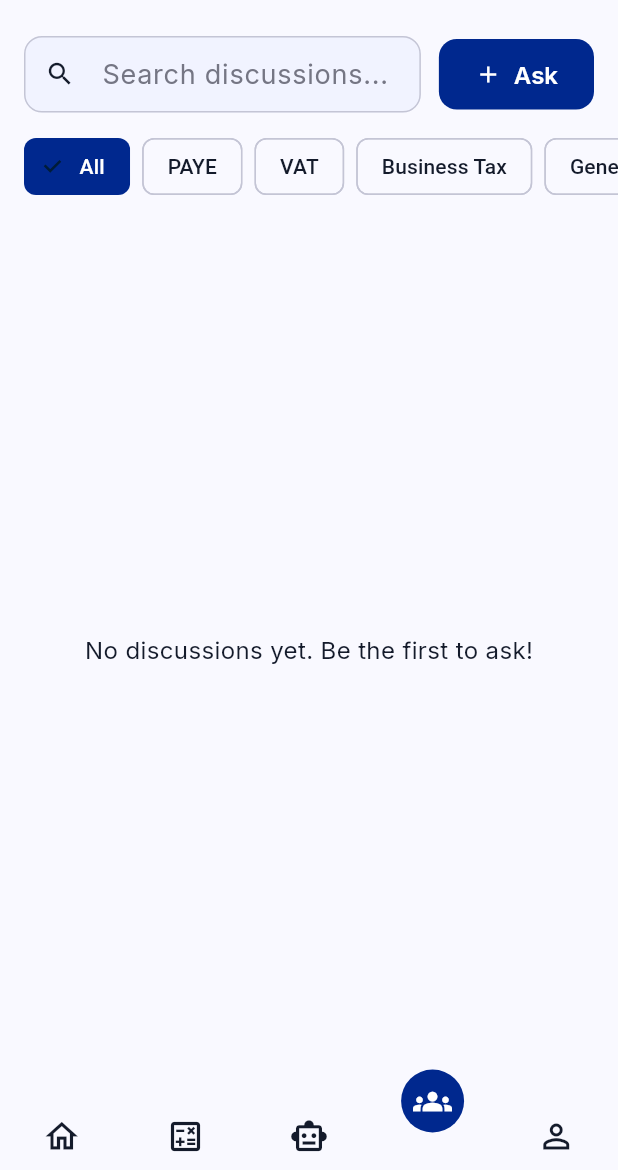
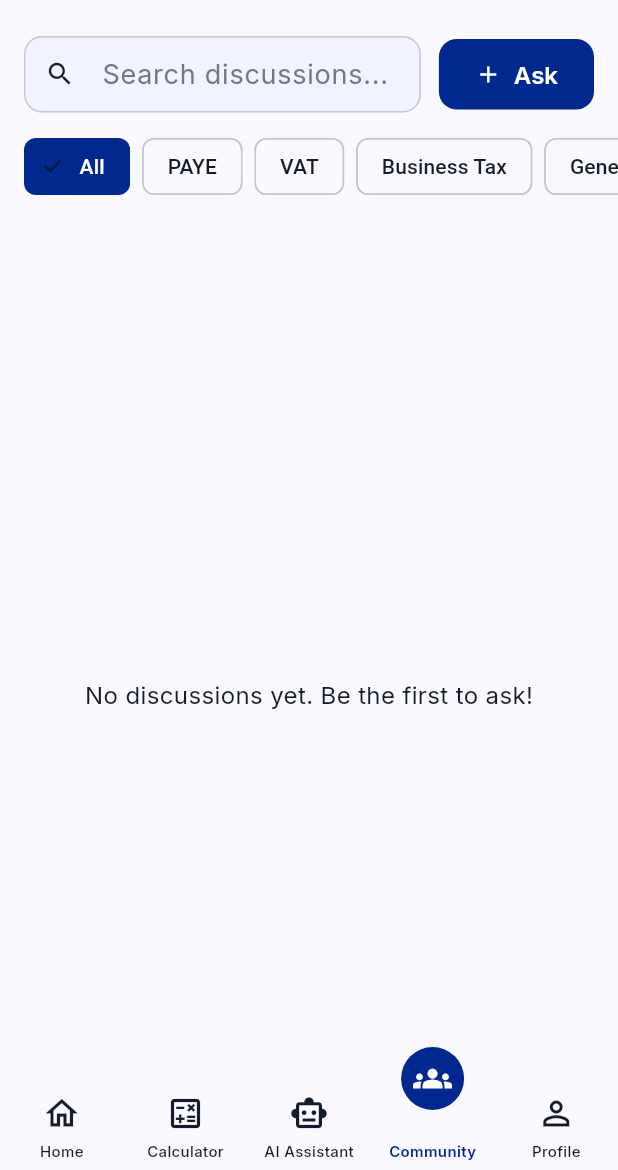
Before and after one commit to TCodesOfficial/Naijatax, a Flutter app: the screen it shows once a user with an empty profile is signed in, item 4 of the bottom bar chosen, on a phone screen of 412 x 824 dp, the part 66-1236 px from its top. Run offline on Flutter 3.47's test engine with Material 3 defaults, Android fonts, the light colour scheme and no system bars; drawn by our look-alikes of curved_navigation_bar; our stand-ins replace dio, file_picker, fl_chart, flutter_animate, flutter_markdown, flutter_riverpod and 10 more; missing offline and left inert: cached_network_image_ce; accounts and stored records are empty; network calls fail.

Commit message:
Refacto screens to accept bottom nav visibility

```diff
--- a/client/lib/screens/forum/topic_detail_screen.dart
+++ b/client/lib/screens/forum/topic_detail_screen.dart
@@ -86,7 +86,10 @@ class _TopicDetailScreenState extends ConsumerState<TopicDetailScreen> {
           ? const Center(child: CircularProgressIndicator())
           : topic == null
           ? const Center(child: Text('Discussion not found.'))
-          : Column(
+          // Clears the floating bottom nav (extendBody injects bottom MediaQuery).
+          : SafeArea(
+              top: false,
+              child: Column(
               children: [
                 // ─── Topic Header Card ──────────────────────────────────
                 Expanded(
@@ -236,6 +239,7 @@ class _TopicDetailScreenState extends ConsumerState<TopicDetailScreen> {
                 ),
               ],
             ),
+          ),
     );
   }
 }
--- a/client/lib/screens/forum/topic_list_screen.dart
+++ b/client/lib/screens/forum/topic_list_screen.dart
@@ -2,6 +2,7 @@ import 'package:flutter/material.dart';
 import 'package:flutter_riverpod/flutter_riverpod.dart';
 import 'package:go_router/go_router.dart';
 
+import '../../core/constants/app_constants.dart';
 import '../../models/forum_model.dart';
 import '../../providers/auth_provider.dart';
 import '../../providers/forum_provider.dart';
@@ -149,6 +150,8 @@ class _TopicListScreenState extends ConsumerState<TopicListScreen> {
     final theme = Theme.of(context);
     final authState = ref.watch(authProvider);
     final forumState = ref.watch(forumProvider);
+    final size = MediaQuery.of(context).size;
+    final hasBottomNav = size.width < AppConstants.tabletBreakpoint;
 
     return Scaffold(
       body: Column(
@@ -229,9 +232,11 @@ class _TopicListScreenState extends ConsumerState<TopicListScreen> {
                     child: Text('No discussions yet. Be the first to ask!'),
                   )
                 : ListView.separated(
-                    padding: const EdgeInsets.symmetric(
-                      horizontal: 16,
-                      vertical: 8,
+                    padding: EdgeInsets.fromLTRB(
+                      16,
+                      8,
+                      16,
+                      hasBottomNav ? 84 : 8,
                     ),
                     itemCount: forumState.topics.length,
                     separatorBuilder: (_, _) => const SizedBox(height: 12),
--- a/client/lib/widgets/adaptive_scaffold.dart
+++ b/client/lib/widgets/adaptive_scaffold.dart
@@ -46,6 +46,10 @@ class AdaptiveScaffold extends ConsumerWidget {
         : 'Guest';
 
     return Scaffold(
+      // Let the active tab's content extend behind the bottom nav so the
+      // transparent bar shows the screen through it (Flutter docs: this is
+      // the flag for non-rectangular/curved bars).
+      extendBody: true,
       body: Row(
         children: [
           if (isDesktop)
@@ -383,8 +387,15 @@ class AdaptiveScaffold extends ConsumerWidget {
     final navIndex = currentIndex >= 0 && currentIndex <= 4 ? currentIndex : 0;
 
     final inactiveColor = theme.colorScheme.onSurfaceVariant;
+    const labels = ['Home', 'Calculator', 'AI Assistant', 'Community', 'Profile'];
 
-    return CurvedNavigationBar(
+    // The bar itself is fully transparent (no strip background); the active
+    // tab's raised circle is the only filled element. Labels live in a static
+    // overlay layer so they never float with the icons.
+    return Stack(
+      clipBehavior: Clip.none, // raised active circle overflows above the bar
+      children: [
+        CurvedNavigationBar(
           index: navIndex,
           onTap: (index) {
             navigationShell.goBranch(
@@ -392,8 +403,8 @@ class AdaptiveScaffold extends ConsumerWidget {
               initialLocation: index == navigationShell.currentIndex,
             );
           },
-      height: 60,
-      color: theme.colorScheme.surface,
+          height: 75,
+          color: Colors.transparent,
           buttonBackgroundColor: theme.colorScheme.primary,
           backgroundColor: Colors.transparent,
           animationDuration: const Duration(milliseconds: 350),
@@ -425,7 +436,35 @@ class AdaptiveScaffold extends ConsumerWidget {
               color: navIndex == 4 ? Colors.white : inactiveColor,
             ),
           ],
+        ),
+        // Static labels: never animate, taps pass through to the bar below.
+        Positioned(
+          left: 0,
+          right: 0,
+          bottom: 6,
+          child: IgnorePointer(
+            child: Row(
+              children: List.generate(labels.length, (i) {
+                final active = navIndex == i;
+                return Expanded(
+                  child: Center(
+                    child: Text(
+                      labels[i],
+                      maxLines: 1,
+                      overflow: TextOverflow.ellipsis,
+                      style: TextStyle(
+                        fontSize: 10,
+                        fontWeight: active ? FontWeight.w600 : FontWeight.w500,
+                        color: active ? theme.colorScheme.primary : inactiveColor,
+                      ),
+                    ),
+                  ),
+                );
+              }),
+            ),
+          ),
+        ),
+      ],
     );
   }
-
 }
```
Also changed, not shown: client/lib/screens/ai_chat/chat_screen.dart (+6 -2 lines), client/lib/screens/assessment_form_screen.dart (+9 -1 lines), client/lib/screens/calculator/nta_brackets_screen.dart (+8 -1 lines), client/lib/screens/dashboard/analytics_history_screen.dart (+8 -1 lines), client/lib/screens/dashboard_screen.dart (+10 -1 lines), client/lib/screens/documents/documents_vault_screen.dart (+6 -1 lines), client/lib/screens/educational/tax_education_screen.dart (+9 -1 lines), client/lib/screens/learn/tax_reform_screen.dart (+8 -1 lines), client/lib/screens/news/latest_news_screen.dart (+8 -1 lines), client/lib/screens/profile/profile_screen.dart (+8 -1 lines), client/lib/screens/profile/verify_account_screen.dart (+6 -1 lines), client/lib/screens/quiz/quiz_history_screen.dart (+9 -1 lines), client/lib/screens/quiz/quiz_play_screen.dart (+6 -2 lines), client/lib/screens/support/support_center_screen.dart (+6 -1 lines), 1 more files. Lines whose indentation alone changed are shown as unchanged.
